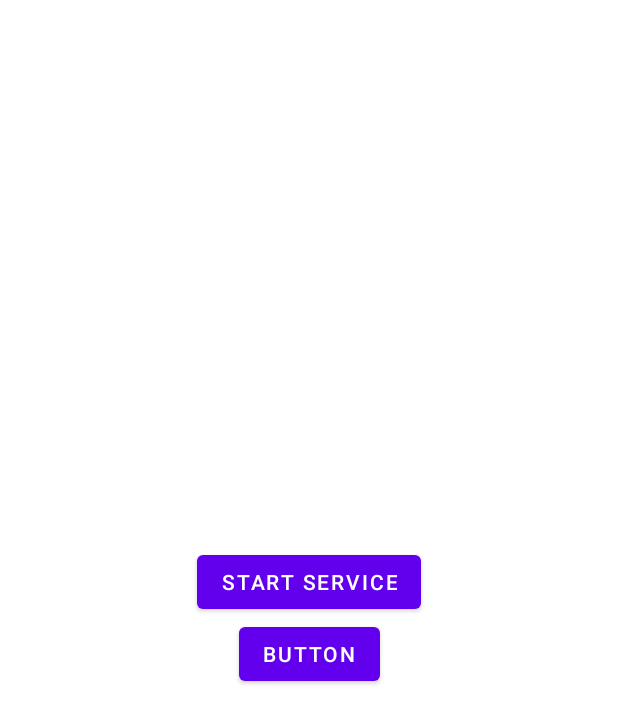
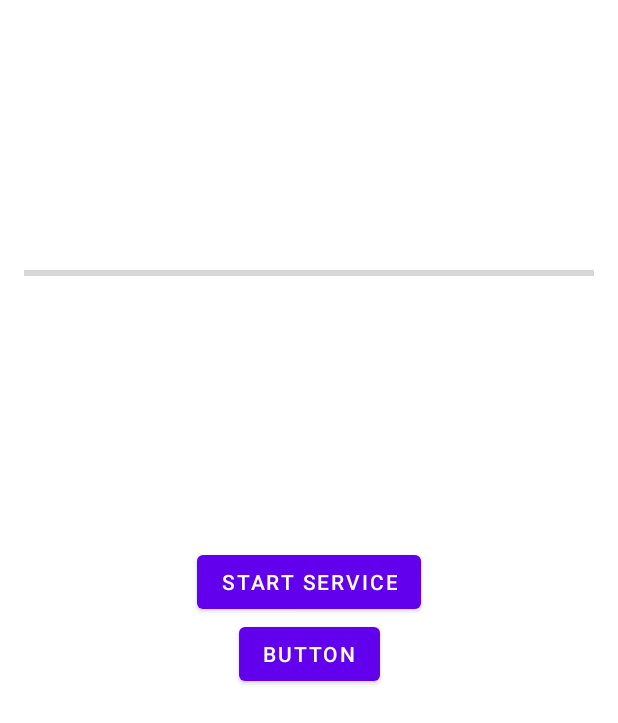
Before and after one commit to Foxxx48/Broadcast, an Android app: the layout activity_main.xml on its own in the app's theme, with its tools: preview values and no code run, on a phone screen of 412 x 824 dp. Shown: the top 723 px of the screen. Run offline under Robolectric (Android 15) with nearby library versions, the phone set to English and light mode, and no system bars.

```diff
--- a/app/src/main/java/com/fox/broadcast/MyReceiver.kt
+++ b/app/src/main/java/com/fox/broadcast/MyReceiver.kt
@@ -26,7 +26,7 @@ class MyReceiver : BroadcastReceiver(){
            }
            MyService.LOADED -> {
                val loaded = intent.getIntExtra(MyService.EXTRA_KEY, 100500)
-               Toast.makeText(context, "Data loaded for $loaded %", Toast.LENGTH_SHORT).show()
+               Toast.makeText(context, "Loaded $loaded %", Toast.LENGTH_SHORT).show()
            }
        }
 
--- a/app/src/main/res/layout/activity_main.xml
+++ b/app/src/main/res/layout/activity_main.xml
@@ -29,4 +29,17 @@
         app:layout_constraintTop_toTopOf="parent"
         app:layout_constraintVertical_chainStyle="packed" />
 
+    <ProgressBar
+        android:id="@+id/progressBar"
+        style="?android:attr/progressBarStyleHorizontal"
+        android:layout_width="0dp"
+        android:max="100"
+        android:progress="0"
+        android:layout_margin="16dp"
+        android:layout_height="wrap_content"
+        app:layout_constraintBottom_toTopOf="@+id/btn_service"
+        app:layout_constraintEnd_toEndOf="parent"
+        app:layout_constraintStart_toStartOf="parent"
+        app:layout_constraintTop_toTopOf="parent" />
+
 </androidx.constraintlayout.widget.ConstraintLayout>
```
Also changed, not shown: app/src/main/java/com/fox/broadcast/MainActivity.kt (+20 -3 lines).
